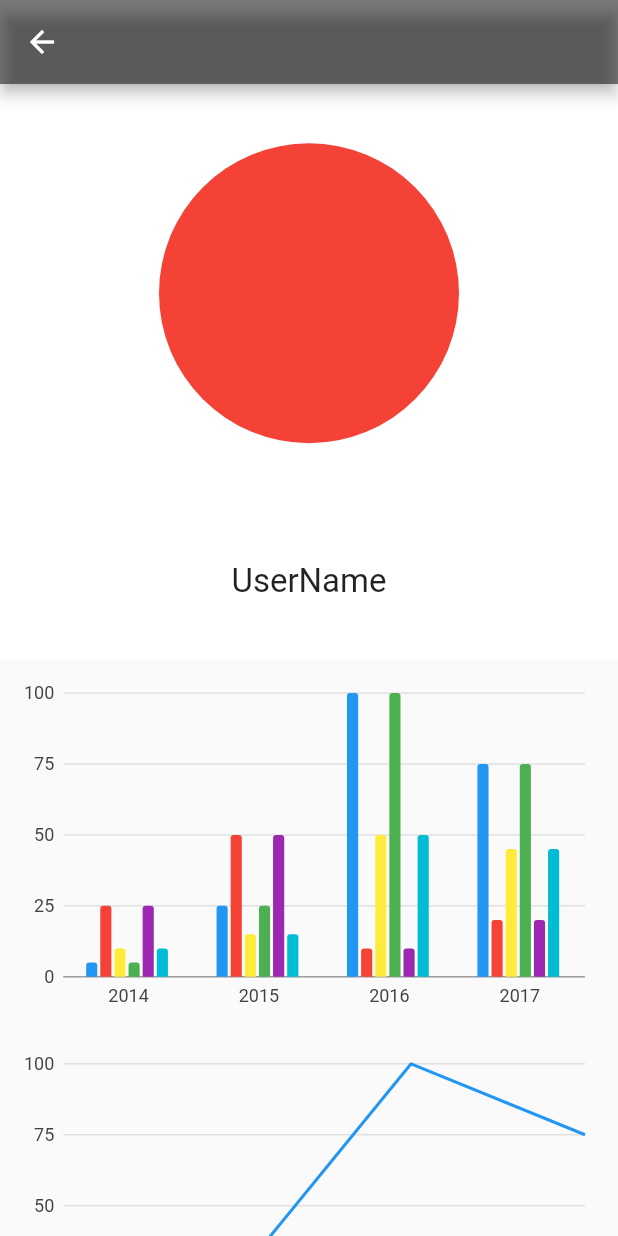
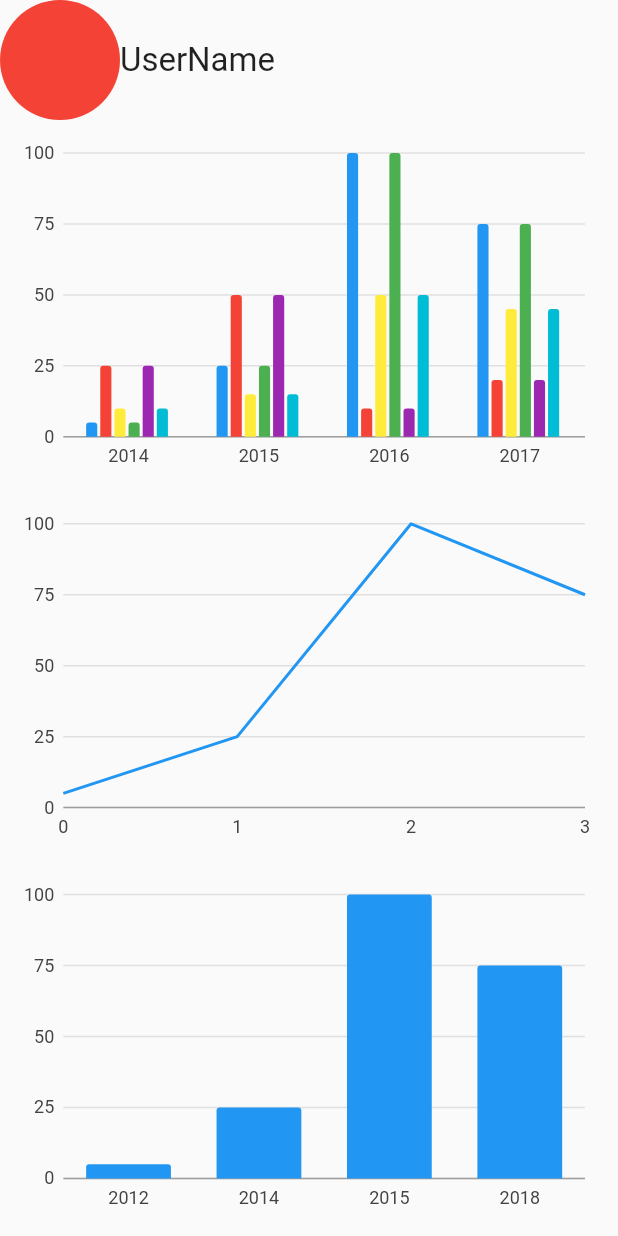
Before and after one commit to VSArchive/GitHub-Stats-Flutter, a Flutter app: the Account screen opened directly, on a phone screen of 412 x 824 dp. Run offline on Flutter 3.47's test engine with Material 2 defaults, Android fonts, the phone set to English and light mode, and no system bars; our stand-ins replace charts_flutter.

Commit message:
reformatted code to make it easier to add features

```diff
--- a/lib/app/navigation/homepage.dart
+++ b/lib/app/navigation/homepage.dart
@@ -4,7 +4,7 @@ import 'package:provider/provider.dart';
 import 'package:github_stats/app/navigation/bottomNavigationBar.dart';
 import 'package:github_stats/app/navigation/change.dart';
 import 'package:github_stats/app/pages/home/home.dart';
-import 'package:github_stats/app/pages/user/userpage.dart';
+import 'package:github_stats/app/pages/user/account.dart';
 
 class MaterialHomePage extends StatelessWidget {
   final List<Widget> children = [
@@ -16,6 +16,9 @@ class MaterialHomePage extends StatelessWidget {
   Widget build(BuildContext context) {
     final nav = Provider.of<ChangeofPage>(context);
     return Scaffold(
+      appBar: AppBar(
+        title: Text('GitHub Stats'),
+      ),
       body: children[nav.pageIndex],
       bottomNavigationBar: MaterialBottomNavigationBar(),
     );
--- /dev/null
+++ b/lib/app/pages/user/account.dart
@@ -0,0 +1,34 @@
+import 'package:flutter/material.dart';
+import 'package:github_stats/app/pages/user/graph1.dart';
+import 'package:github_stats/app/pages/user/graph3.dart';
+import 'package:github_stats/app/pages/user/profile.dart';
+
+import 'graph2.dart';
+
+class Account extends StatelessWidget {
+  @override
+  Widget build(BuildContext context) {
+    return Scaffold(
+      body: Column(
+        children: [
+          Expanded(
+            child: Column(
+              children: [
+                Expanded(
+                  child: ListView(
+                    children: [
+                      Profile(),
+                      Graph1(),
+                      Graph2(),
+                      Graph3(),
+                    ],
+                  ),
+                ),
+              ],
+            ),
+          ),
+        ],
+      ),
+    );
+  }
+}
--- a/lib/app/pages/user/charts.dart
+++ /dev/null
@@ -1,205 +0,0 @@
-/// Bar chart example
-import 'package:charts_flutter/flutter.dart' as charts;
-import 'package:flutter/cupertino.dart';
-import 'package:flutter/material.dart';
-
-class SimpleBarChart extends StatelessWidget {
-  @override
-  Widget build(BuildContext context) {
-    return Scaffold(
-      body: ListView(
-        children: [
-          Container(
-            height: MediaQuery.of(context).size.height * 0.3,
-            width: MediaQuery.of(context).size.width * 0.7,
-            decoration: BoxDecoration(
-              //color: CupertinoColors.darkBackgroundGray.withOpacity(0.3),
-              borderRadius: BorderRadius.circular(12.0),
-            ),
-            child: Padding(
-              padding: const EdgeInsets.all(8.0),
-              child: charts.BarChart(
-                createSampleData3(),
-                animate: true,
-                barGroupingType: charts.BarGroupingType.groupedStacked,
-              ),
-            ),
-          ),
-          Container(
-            height: MediaQuery.of(context).size.height * 0.3,
-            width: MediaQuery.of(context).size.width * 0.7,
-            decoration: BoxDecoration(
-              //color: CupertinoColors.darkBackgroundGray.withOpacity(0.3),
-              borderRadius: BorderRadius.circular(12.0),
-            ),
-            child: Padding(
-              padding: const EdgeInsets.all(8.0),
-              child: charts.LineChart(
-                _createSampleData(),
-                animate: true,
-              ),
-            ),
-          ),
-          Container(
-            height: MediaQuery.of(context).size.height * 0.3,
-            width: MediaQuery.of(context).size.width * 0.7,
-            decoration: BoxDecoration(
-              //color: CupertinoColors.darkBackgroundGray.withOpacity(0.3),
-              borderRadius: BorderRadius.circular(12.0),
-            ),
-            child: Padding(
-              padding: const EdgeInsets.all(8.0),
-              child: charts.BarChart(
-                _createSampleData2(),
-                animate: true,
-              ),
-            ),
-          ),
-        ],
-      ),
-    );
-  }
-
-  /// Create one series with sample hard coded data.
-  static List<charts.Series<Task, int>> _createSampleData() {
-    final data = [
-      new Task(0, 5),
-      new Task(1, 25),
-      new Task(2, 100),
-      new Task(3, 75),
-    ];
-
-    return [
-      new charts.Series<Task, int>(
-        id: 'Sales',
-        colorFn: (_, __) => charts.MaterialPalette.blue.shadeDefault,
-        domainFn: (Task sales, _) => sales.year,
-        measureFn: (Task sales, _) => sales.sales,
-        data: data,
-      )
-    ];
-  }
-
-  static List<charts.Series<OrdinalSales, String>> _createSampleData2() {
-    final data = [
-      new OrdinalSales('2012', 5),
-      new OrdinalSales('2014', 25),
-      new OrdinalSales('2015', 100),
-      new OrdinalSales('2018', 75),
-    ];
-
-    return [
-      new charts.Series<OrdinalSales, String>(
-        id: 'Sales',
-        colorFn: (_, __) => charts.MaterialPalette.blue.shadeDefault,
-        domainFn: (OrdinalSales sales, _) => sales.year,
-        measureFn: (OrdinalSales sales, _) => sales.sales,
-        data: data,
-      )
-    ];
-  }
-
-  static List<charts.Series<OrdinalSales, String>> createSampleData3() {
-    final desktopSalesDataA = [
-      new OrdinalSales('2014', 5),
-      new OrdinalSales('2015', 25),
-      new OrdinalSales('2016', 100),
-      new OrdinalSales('2017', 75),
-    ];
-
-    final tableSalesDataA = [
-      new OrdinalSales('2014', 25),
-      new OrdinalSales('2015', 50),
-      new OrdinalSales('2016', 10),
-      new OrdinalSales('2017', 20),
-    ];
-
-    final mobileSalesDataA = [
-      new OrdinalSales('2014', 10),
-      new OrdinalSales('2015', 15),
-      new OrdinalSales('2016', 50),
-      new OrdinalSales('2017', 45),
-    ];
-
-    final desktopSalesDataB = [
-      new OrdinalSales('2014', 5),
-      new OrdinalSales('2015', 25),
-      new OrdinalSales('2016', 100),
-      new OrdinalSales('2017', 75),
-    ];
-
-    final tableSalesDataB = [
-      new OrdinalSales('2014', 25),
-      new OrdinalSales('2015', 50),
-      new OrdinalSales('2016', 10),
-      new OrdinalSales('2017', 20),
-    ];
-
-    final mobileSalesDataB = [
-      new OrdinalSales('2014', 10),
-      new OrdinalSales('2015', 15),
-      new OrdinalSales('2016', 50),
-      new OrdinalSales('2017', 45),
-    ];
-
-    return [
-      new charts.Series<OrdinalSales, String>(
-        id: 'Desktop A',
-        seriesCategory: 'A',
-        domainFn: (OrdinalSales sales, _) => sales.year,
-        measureFn: (OrdinalSales sales, _) => sales.sales,
-        data: desktopSalesDataA,
-      ),
-      new charts.Series<OrdinalSales, String>(
-        id: 'Tablet A',
-        seriesCategory: 'A',
-        domainFn: (OrdinalSales sales, _) => sales.year,
-        measureFn: (OrdinalSales sales, _) => sales.sales,
-        data: tableSalesDataA,
-      ),
-      new charts.Series<OrdinalSales, String>(
-        id: 'Mobile A',
-        seriesCategory: 'A',
-        domainFn: (OrdinalSales sales, _) => sales.year,
-        measureFn: (OrdinalSales sales, _) => sales.sales,
-        data: mobileSalesDataA,
-      ),
-      new charts.Series<OrdinalSales, String>(
-        id: 'Desktop B',
-        seriesCategory: 'B',
-        domainFn: (OrdinalSales sales, _) => sales.year,
-        measureFn: (OrdinalSales sales, _) => sales.sales,
-        data: desktopSalesDataB,
-      ),
-      new charts.Series<OrdinalSales, String>(
-        id: 'Tablet B',
-        seriesCategory: 'B',
-        domainFn: (OrdinalSales sales, _) => sales.year,
-        measureFn: (OrdinalSales sales, _) => sales.sales,
-        data: tableSalesDataB,
-      ),
-      new charts.Series<OrdinalSales, String>(
-        id: 'Mobile B',
-        seriesCategory: 'B',
-        domainFn: (OrdinalSales sales, _) => sales.year,
-        measureFn: (OrdinalSales sales, _) => sales.sales,
-        data: mobileSalesDataB,
-      ),
-    ];
-  }
-}
-
-/// Sample ordinal data type.
-class OrdinalSales {
-  final String year;
-  final int sales;
-
-  OrdinalSales(this.year, this.sales);
-}
-
-class Task {
-  final int year;
-  final int sales;
-
-  Task(this.year, this.sales);
-}
--- /dev/null
+++ b/lib/app/pages/user/graph1.dart
@@ -0,0 +1,120 @@
+import 'package:flutter/material.dart';
+import 'package:charts_flutter/flutter.dart' as charts;
+
+class Graph1 extends StatelessWidget {
+  @override
+  Widget build(BuildContext context) {
+    return Container(
+      height: MediaQuery.of(context).size.height * 0.3,
+      width: MediaQuery.of(context).size.width * 0.7,
+      decoration: BoxDecoration(
+        //color: CupertinoColors.darkBackgroundGray.withOpacity(0.3),
+        borderRadius: BorderRadius.circular(12.0),
+      ),
+      child: Padding(
+        padding: const EdgeInsets.all(8.0),
+        child: charts.BarChart(
+          createSampleData3(),
+          animate: true,
+          barGroupingType: charts.BarGroupingType.groupedStacked,
+        ),
+      ),
+    );
+  }
+
+  static List<charts.Series<OrdinalSales, String>> createSampleData3() {
+    final desktopSalesDataA = [
+      new OrdinalSales('2014', 5),
+      new OrdinalSales('2015', 25),
+      new OrdinalSales('2016', 100),
+      new OrdinalSales('2017', 75),
+    ];
+
+    final tableSalesDataA = [
+      new OrdinalSales('2014', 25),
+      new OrdinalSales('2015', 50),
+      new OrdinalSales('2016', 10),
+      new OrdinalSales('2017', 20),
+    ];
+
+    final mobileSalesDataA = [
+      new OrdinalSales('2014', 10),
+      new OrdinalSales('2015', 15),
+      new OrdinalSales('2016', 50),
+      new OrdinalSales('2017', 45),
+    ];
+
+    final desktopSalesDataB = [
+      new OrdinalSales('2014', 5),
+      new OrdinalSales('2015', 25),
+      new OrdinalSales('2016', 100),
+      new OrdinalSales('2017', 75),
+    ];
+
+    final tableSalesDataB = [
+      new OrdinalSales('2014', 25),
+      new OrdinalSales('2015', 50),
+      new OrdinalSales('2016', 10),
+      new OrdinalSales('2017', 20),
+    ];
+
+    final mobileSalesDataB = [
+      new OrdinalSales('2014', 10),
+      new OrdinalSales('2015', 15),
+      new OrdinalSales('2016', 50),
+      new OrdinalSales('2017', 45),
+    ];
+
+    return [
+      new charts.Series<OrdinalSales, String>(
+        id: 'Desktop A',
+        seriesCategory: 'A',
+        domainFn: (OrdinalSales sales, _) => sales.year,
+        measureFn: (OrdinalSales sales, _) => sales.sales,
+        data: desktopSalesDataA,
+      ),
+      new charts.Series<OrdinalSales, String>(
+        id: 'Tablet A',
+        seriesCategory: 'A',
+        domainFn: (OrdinalSales sales, _) => sales.year,
+        measureFn: (OrdinalSales sales, _) => sales.sales,
+        data: tableSalesDataA,
+      ),
+      new charts.Series<OrdinalSales, String>(
+        id: 'Mobile A',
+        seriesCategory: 'A',
+        domainFn: (OrdinalSales sales, _) => sales.year,
+        measureFn: (OrdinalSales sales, _) => sales.sales,
+        data: mobileSalesDataA,
+      ),
+      new charts.Series<OrdinalSales, String>(
+        id: 'Desktop B',
+        seriesCategory: 'B',
+        domainFn: (OrdinalSales sales, _) => sales.year,
+        measureFn: (OrdinalSales sales, _) => sales.sales,
+        data: desktopSalesDataB,
+      ),
+      new charts.Series<OrdinalSales, String>(
+        id: 'Tablet B',
+        seriesCategory: 'B',
+        domainFn: (OrdinalSales sales, _) => sales.year,
+        measureFn: (OrdinalSales sales, _) => sales.sales,
+        data: tableSalesDataB,
+      ),
+      new charts.Series<OrdinalSales, String>(
+        id: 'Mobile B',
+        seriesCategory: 'B',
+        domainFn: (OrdinalSales sales, _) => sales.year,
+        measureFn: (OrdinalSales sales, _) => sales.sales,
+        data: mobileSalesDataB,
+      ),
+    ];
+  }
+}
+
+class OrdinalSales {
+  final String year;
+  final int sales;
+
+  OrdinalSales(this.year, this.sales);
+}
--- /dev/null
+++ b/lib/app/pages/user/graph2.dart
@@ -0,0 +1,49 @@
+import 'package:flutter/material.dart';
+import 'package:charts_flutter/flutter.dart' as charts;
+
+class Graph2 extends StatelessWidget {
+  @override
+  Widget build(BuildContext context) {
+    return Container(
+      height: MediaQuery.of(context).size.height * 0.3,
+      width: MediaQuery.of(context).size.width * 0.7,
+      decoration: BoxDecoration(
+        //color: CupertinoColors.darkBackgroundGray.withOpacity(0.3),
+        borderRadius: BorderRadius.circular(12.0),
+      ),
+      child: Padding(
+        padding: const EdgeInsets.all(8.0),
+        child: charts.LineChart(
+          _createSampleData(),
+          animate: true,
+        ),
+      ),
+    );
+  }
+
+  static List<charts.Series<Task, int>> _createSampleData() {
+    final data = [
+      new Task(0, 5),
+      new Task(1, 25),
+      new Task(2, 100),
+      new Task(3, 75),
+    ];
+
+    return [
+      new charts.Series<Task, int>(
+        id: 'Sales',
+        colorFn: (_, __) => charts.MaterialPalette.blue.shadeDefault,
+        domainFn: (Task sales, _) => sales.year,
+        measureFn: (Task sales, _) => sales.sales,
+        data: data,
+      )
+    ];
+  }
+}
+
+class Task {
+  final int year;
+  final int sales;
+
+  Task(this.year, this.sales);
+}
--- /dev/null
+++ b/lib/app/pages/user/graph3.dart
@@ -0,0 +1,49 @@
+import 'package:flutter/material.dart';
+import 'package:charts_flutter/flutter.dart' as charts;
+
+class Graph3 extends StatelessWidget {
+  @override
+  Widget build(BuildContext context) {
+    return Container(
+      height: MediaQuery.of(context).size.height * 0.3,
+      width: MediaQuery.of(context).size.width * 0.7,
+      decoration: BoxDecoration(
+        //color: CupertinoColors.darkBackgroundGray.withOpacity(0.3),
+        borderRadius: BorderRadius.circular(12.0),
+      ),
+      child: Padding(
+        padding: const EdgeInsets.all(8.0),
+        child: charts.BarChart(
+          _createSampleData2(),
+          animate: true,
+        ),
+      ),
+    );
+  }
+
+  static List<charts.Series<OrdinalSales, String>> _createSampleData2() {
+    final data = [
+      new OrdinalSales('2012', 5),
+      new OrdinalSales('2014', 25),
+      new OrdinalSales('2015', 100),
+      new OrdinalSales('2018', 75),
+    ];
+
+    return [
+      new charts.Series<OrdinalSales, String>(
+        id: 'Sales',
+        colorFn: (_, __) => charts.MaterialPalette.blue.shadeDefault,
+        domainFn: (OrdinalSales sales, _) => sales.year,
+        measureFn: (OrdinalSales sales, _) => sales.sales,
+        data: data,
+      )
+    ];
+  }
+}
+
+class OrdinalSales {
+  final String year;
+  final int sales;
+
+  OrdinalSales(this.year, this.sales);
+}
--- /dev/null
+++ b/lib/app/pages/user/profile.dart
@@ -0,0 +1,19 @@
+import 'package:flutter/material.dart';
+
+class Profile extends StatelessWidget {
+  @override
+  Widget build(BuildContext context) {
+    return Row(
+      children: [
+        CircleAvatar(
+          backgroundColor: Colors.red,
+          radius: 40,
+        ),
+        Text(
+          'UserName',
+          style: TextStyle(fontSize: 22),
+        ),
+      ],
+    );
+  }
+}
--- a/lib/app/pages/user/userpage.dart
+++ /dev/null
@@ -1,36 +0,0 @@
-import 'package:flutter/cupertino.dart';
-import 'package:flutter/material.dart';
-import 'package:github_stats/app/pages/user/charts.dart';
-
-class Account extends StatelessWidget {
-  @override
-  Widget build(BuildContext context) {
-    return Scaffold(
-      appBar: AppBar(
-        backgroundColor: Colors.black.withOpacity(0.5),
-      ),
-      body: Container(
-        color: CupertinoColors.white,
-        child: Column(
-          children: [
-            Expanded(
-                child: Column(
-              mainAxisAlignment: MainAxisAlignment.spaceAround,
-              children: [
-                CircleAvatar(
-                  backgroundColor: Colors.red,
-                  radius: 100,
-                ),
-                Text(
-                  'UserName',
-                  style: TextStyle(fontSize: 22),
-                ),
-              ],
-            )),
-            Expanded(child: SimpleBarChart()),
-          ],
-        ),
-      ),
-    );
-  }
-}
```
